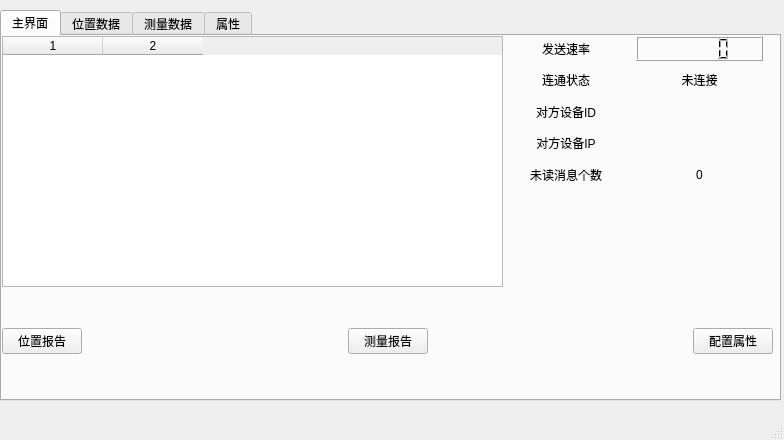
Old version of the form UI/mainWindow.ui in the repository 413180794/EPLRS_station.
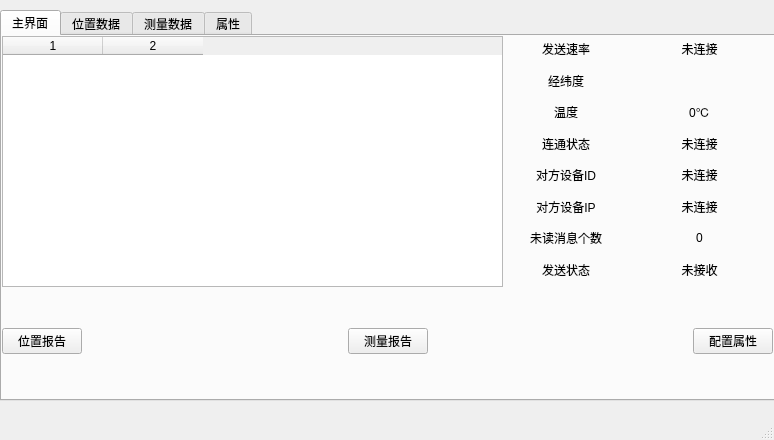
New version of the form. The open tabs and pages were chosen to show the change.

```diff
--- a/UI/mainWindow.ui
+++ b/UI/mainWindow.ui
@@ -6,7 +6,7 @@
    <rect>
     <x>0</x>
     <y>0</y>
-    <width>784</width>
+    <width>774</width>
     <height>440</height>
    </rect>
   </property>
@@ -36,7 +36,7 @@
         <x>500</x>
         <y>0</y>
         <width>261</width>
-        <height>151</height>
+        <height>246</height>
        </rect>
       </property>
       <layout class="QVBoxLayout" name="verticalLayout_4">
@@ -53,7 +53,83 @@
           </widget>
          </item>
          <item>
-          <widget class="QLCDNumber" name="send_rate_LCD"/>
+          <widget class="QLabel" name="send_rate_show">
+           <property name="text">
+            <string>未连接</string>
+           </property>
+           <property name="alignment">
+            <set>Qt::AlignCenter</set>
+           </property>
+          </widget>
+         </item>
+        </layout>
+       </item>
+       <item>
+        <layout class="QHBoxLayout" name="horizontalLayout_12">
+         <item alignment="Qt::AlignHCenter">
+          <widget class="QLabel" name="__position_label">
+           <property name="autoFillBackground">
+            <bool>false</bool>
+           </property>
+           <property name="text">
+            <string>经纬度</string>
+           </property>
+          </widget>
+         </item>
+         <item>
+          <widget class="QLabel" name="position_show">
+           <property name="autoFillBackground">
+            <bool>false</bool>
+           </property>
+           <property name="text">
+            <string/>
+           </property>
+           <property name="alignment">
+            <set>Qt::AlignCenter</set>
+           </property>
+          </widget>
+         </item>
+        </layout>
+       </item>
+       <item>
+        <layout class="QHBoxLayout" name="horizontalLayout_14">
+         <item>
+          <widget class="QLabel" name="__temperature_label">
+           <property name="maximumSize">
+            <size>
+             <width>16777215</width>
+             <height>16777215</height>
+            </size>
+           </property>
+           <property name="autoFillBackground">
+            <bool>false</bool>
+           </property>
+           <property name="text">
+            <string>温度</string>
+           </property>
+           <property name="alignment">
+            <set>Qt::AlignCenter</set>
+           </property>
+          </widget>
+         </item>
+         <item>
+          <widget class="QLabel" name="temperature_show">
+           <property name="maximumSize">
+            <size>
+             <width>16777215</width>
+             <height>16777215</height>
+            </size>
+           </property>
+           <property name="autoFillBackground">
+            <bool>false</bool>
+           </property>
+           <property name="text">
+            <string>0℃</string>
+           </property>
+           <property name="alignment">
+            <set>Qt::AlignCenter</set>
+           </property>
+          </widget>
          </item>
         </layout>
        </item>
@@ -96,7 +172,7 @@
          <item>
           <widget class="QLabel" name="other_equip_id">
            <property name="text">
-            <string/>
+            <string>未连接</string>
            </property>
            <property name="alignment">
             <set>Qt::AlignCenter</set>
@@ -120,7 +196,7 @@
          <item>
           <widget class="QLabel" name="other_equip_ip">
            <property name="text">
-            <string/>
+            <string>未连接</string>
            </property>
            <property name="alignment">
             <set>Qt::AlignCenter</set>
@@ -153,6 +229,30 @@
          </item>
         </layout>
        </item>
+       <item>
+        <layout class="QHBoxLayout" name="horizontalLayout_7">
+         <item>
+          <widget class="QLabel" name="__send_states">
+           <property name="text">
+            <string>发送状态</string>
+           </property>
+           <property name="alignment">
+            <set>Qt::AlignCenter</set>
+           </property>
+          </widget>
+         </item>
+         <item>
+          <widget class="QLabel" name="send_states_show">
+           <property name="text">
+            <string>未接收</string>
+           </property>
+           <property name="alignment">
+            <set>Qt::AlignCenter</set>
+           </property>
+          </widget>
+         </item>
+        </layout>
+       </item>
       </layout>
      </widget>
      <widget class="QWidget" name="horizontalLayoutWidget">
@@ -399,68 +499,6 @@
          </item>
         </layout>
        </item>
-       <item>
-        <layout class="QHBoxLayout" name="horizontalLayout_12">
-         <item alignment="Qt::AlignHCenter">
-          <widget class="QLabel" name="__position_label">
-           <property name="autoFillBackground">
-            <bool>false</bool>
-           </property>
-           <property name="text">
-            <string>经纬度</string>
-           </property>
-          </widget>
-         </item>
-         <item>
-          <layout class="QHBoxLayout" name="horizontalLayout_7">
-           <item>
-            <widget class="QLCDNumber" name="position_x_lcdNumber">
-             <property name="digitCount">
-              <number>7</number>
-             </property>
-            </widget>
-           </item>
-           <item>
-            <widget class="QLCDNumber" name="position_y_lcdNumber">
-             <property name="digitCount">
-              <number>7</number>
-             </property>
-            </widget>
-           </item>
-          </layout>
-         </item>
-        </layout>
-       </item>
-       <item>
-        <layout class="QHBoxLayout" name="horizontalLayout_14">
-         <item>
-          <widget class="QLabel" name="__temperature_label">
-           <property name="maximumSize">
-            <size>
-             <width>16777215</width>
-             <height>16777215</height>
-            </size>
-           </property>
-           <property name="autoFillBackground">
-            <bool>false</bool>
-           </property>
-           <property name="text">
-            <string>温度</string>
-           </property>
-           <property name="alignment">
-            <set>Qt::AlignCenter</set>
-           </property>
-          </widget>
-         </item>
-         <item>
-          <widget class="QLCDNumber" name="temperature_lcdNumber">
-           <property name="digitCount">
-            <number>10</number>
-           </property>
-          </widget>
-         </item>
-        </layout>
-       </item>
        <item>
         <widget class="Line" name="line_3">
          <property name="orientation">
```
Left out of the diff: 12 changed lines with no effect on the pictures.
